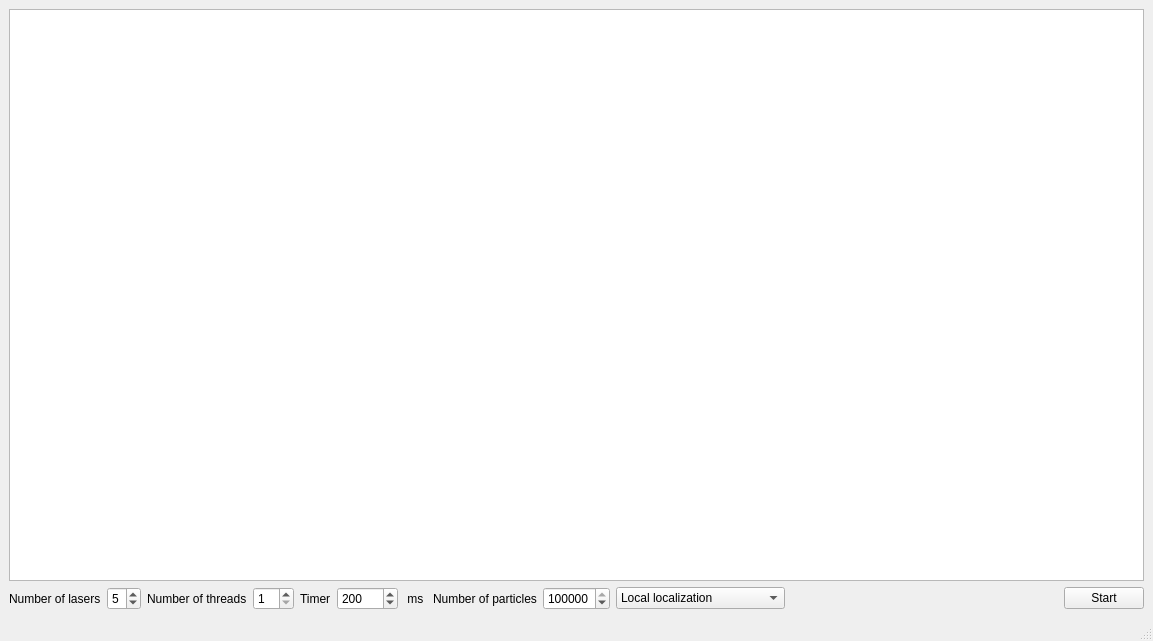
Qt form gui/ui/mainwindow.ui (martinnovaak/monte-carlo-localisation) before a commit.
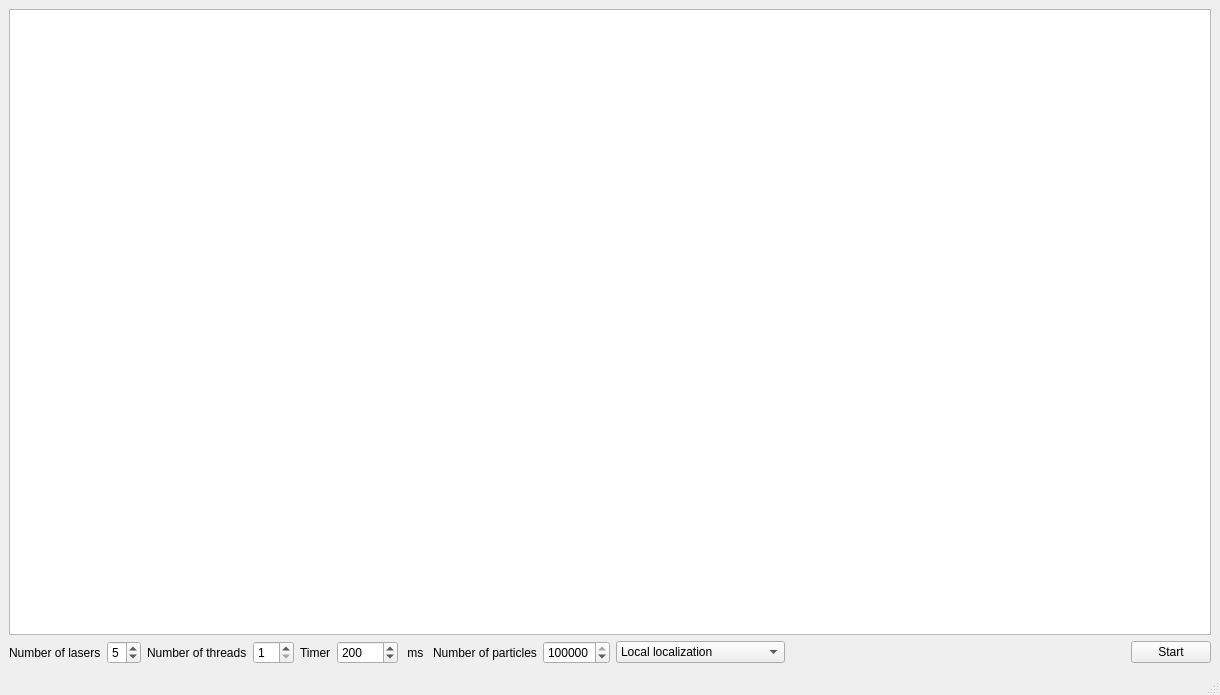
The same form after that commit.

Patch:
```diff
--- a/gui/ui/mainwindow.ui
+++ b/gui/ui/mainwindow.ui
@@ -6,8 +6,8 @@
    <rect>
     <x>0</x>
     <y>0</y>
-    <width>1153</width>
-    <height>641</height>
+    <width>1220</width>
+    <height>695</height>
    </rect>
   </property>
   <property name="windowTitle">
```
Left out of the diff: 4 changed lines with no effect on the pictures.
